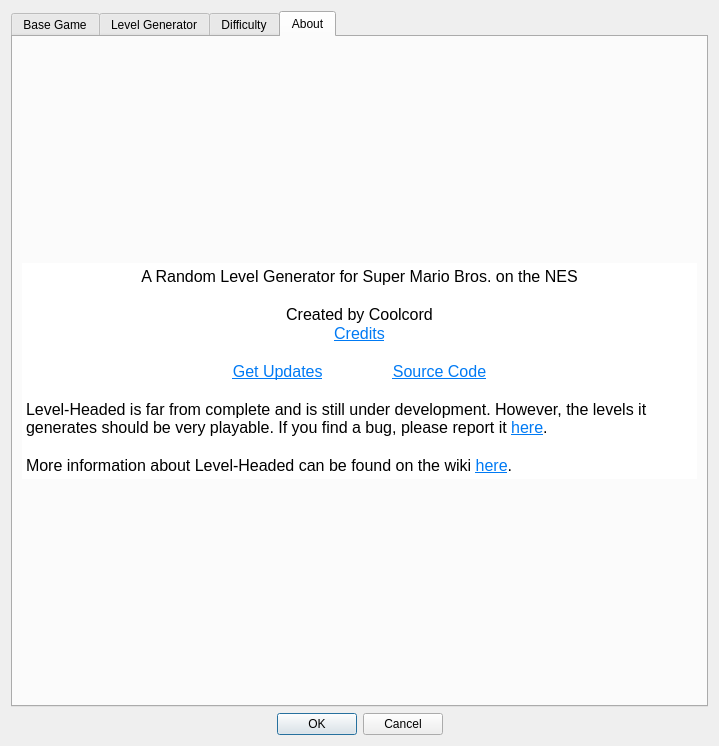
Before: the Qt Designer form SMB1/SMB1_Compliance_To_SMB1/Configure_Settings_Form.ui in Coolcord/Level-Headed, drawn with Qt 5.
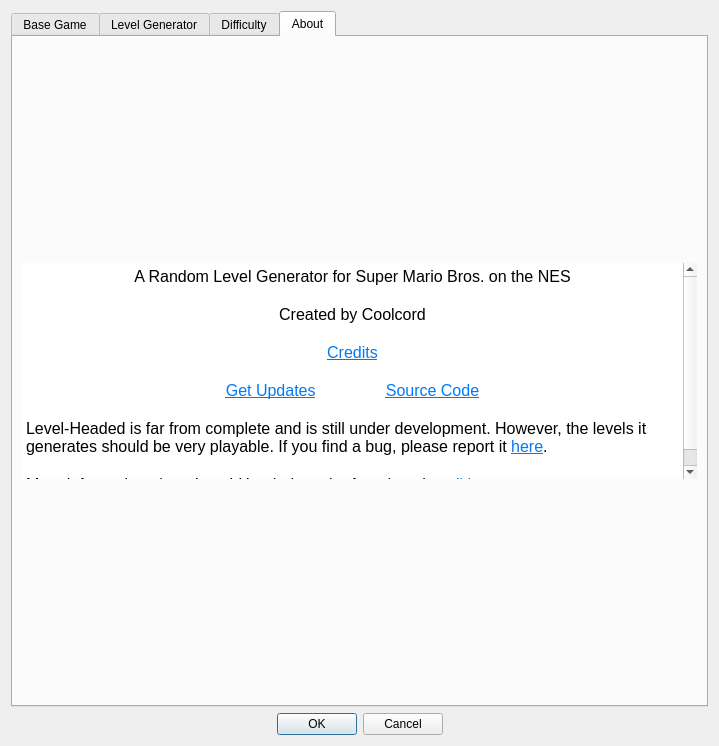
After: the same form once the commit is applied.

```diff
--- a/SMB1/SMB1_Compliance_To_SMB1/Configure_Settings_Form.ui
+++ b/SMB1/SMB1_Compliance_To_SMB1/Configure_Settings_Form.ui
@@ -1955,13 +1955,14 @@
 &lt;p align=&quot;center&quot; style=&quot; margin-top:0px; margin-bottom:0px; margin-left:0px; margin-right:0px; -qt-block-indent:0; text-indent:0px;&quot;&gt;&lt;span style=&quot; vertical-align:middle;&quot;&gt;A Random Level Generator for Super Mario Bros. on the NES&lt;/span&gt;&lt;/p&gt;
 &lt;p align=&quot;center&quot; style=&quot;-qt-paragraph-type:empty; margin-top:0px; margin-bottom:0px; margin-left:0px; margin-right:0px; -qt-block-indent:0; text-indent:0px; vertical-align:middle;&quot;&gt;&lt;br /&gt;&lt;/p&gt;
 &lt;p align=&quot;center&quot; style=&quot; margin-top:0px; margin-bottom:0px; margin-left:0px; margin-right:0px; -qt-block-indent:0; text-indent:0px;&quot;&gt;&lt;span style=&quot; vertical-align:middle;&quot;&gt;Created by Coolcord&lt;/span&gt;&lt;/p&gt;
+&lt;p align=&quot;center&quot; style=&quot;-qt-paragraph-type:empty; margin-top:0px; margin-bottom:0px; margin-left:0px; margin-right:0px; -qt-block-indent:0; text-indent:0px; vertical-align:middle;&quot;&gt;&lt;br /&gt;&lt;/p&gt;
 &lt;p align=&quot;center&quot; style=&quot; margin-top:0px; margin-bottom:0px; margin-left:0px; margin-right:0px; -qt-block-indent:0; text-indent:0px;&quot;&gt;&lt;a href=&quot;https://raw.githubusercontent.com/Coolcord/Level-Headed/master/Credits.txt&quot;&gt;&lt;span style=&quot; text-decoration: underline; color:#007af4;&quot;&gt;Credits&lt;/span&gt;&lt;/a&gt;&lt;/p&gt;
 &lt;p align=&quot;center&quot; style=&quot;-qt-paragraph-type:empty; margin-top:0px; margin-bottom:0px; margin-left:0px; margin-right:0px; -qt-block-indent:0; text-indent:0px; vertical-align:middle;&quot;&gt;&lt;br /&gt;&lt;/p&gt;
 &lt;p align=&quot;center&quot; style=&quot; margin-top:0px; margin-bottom:0px; margin-left:0px; margin-right:0px; -qt-block-indent:0; text-indent:0px;&quot;&gt;&lt;a href=&quot;https://github.com/Coolcord/Level-Headed/releases&quot;&gt;&lt;span style=&quot; text-decoration: underline; color:#007af4; vertical-align:middle;&quot;&gt;Get Updates&lt;/span&gt;&lt;/a&gt;&lt;span style=&quot; vertical-align:middle;&quot;&gt;	&lt;/span&gt;&lt;a href=&quot;https://github.com/Coolcord/Level-Headed&quot;&gt;&lt;span style=&quot; text-decoration: underline; color:#007af4; vertical-align:middle;&quot;&gt;Source Code&lt;/span&gt;&lt;/a&gt;&lt;/p&gt;
 &lt;p align=&quot;center&quot; style=&quot;-qt-paragraph-type:empty; margin-top:0px; margin-bottom:0px; margin-left:0px; margin-right:0px; -qt-block-indent:0; text-indent:0px; text-decoration: underline; color:#007af4; vertical-align:middle;&quot;&gt;&lt;br /&gt;&lt;/p&gt;
 &lt;p style=&quot; margin-top:0px; margin-bottom:0px; margin-left:0px; margin-right:0px; -qt-block-indent:0; text-indent:0px;&quot;&gt;&lt;span style=&quot; vertical-align:middle;&quot;&gt;Level-Headed is far from complete and is still under development. However, the levels it generates should be very playable. If you find a bug, please report it &lt;/span&gt;&lt;a href=&quot;https://github.com/Coolcord/Level-Headed/issues&quot;&gt;&lt;span style=&quot; text-decoration: underline; color:#007af4;&quot;&gt;here&lt;/span&gt;&lt;/a&gt;&lt;span style=&quot; vertical-align:middle;&quot;&gt;.&lt;/span&gt;&lt;/p&gt;
 &lt;p style=&quot;-qt-paragraph-type:empty; margin-top:0px; margin-bottom:0px; margin-left:0px; margin-right:0px; -qt-block-indent:0; text-indent:0px; vertical-align:middle;&quot;&gt;&lt;br /&gt;&lt;/p&gt;
-&lt;p style=&quot; margin-top:0px; margin-bottom:0px; margin-left:0px; margin-right:0px; -qt-block-indent:0; text-indent:0px;&quot;&gt;&lt;span style=&quot; vertical-align:middle;&quot;&gt;More information about Level-Headed can be found on the wiki &lt;/span&gt;&lt;a href=&quot;https://github.com/Coolcord/Level-Headed/wiki&quot;&gt;&lt;span style=&quot; text-decoration: underline; color:#007af4;&quot;&gt;here&lt;/span&gt;&lt;/a&gt;&lt;span style=&quot; vertical-align:middle;&quot;&gt;.&lt;/span&gt;&lt;/p&gt;&lt;/body&gt;&lt;/html&gt;</string>
+&lt;p style=&quot; margin-top:0px; margin-bottom:0px; margin-left:0px; margin-right:0px; -qt-block-indent:0; text-indent:0px;&quot;&gt;&lt;span style=&quot; vertical-align:middle;&quot;&gt;More information about Level-Headed can be found on the &lt;/span&gt;&lt;a href=&quot;https://github.com/Coolcord/Level-Headed/wiki&quot;&gt;&lt;span style=&quot; text-decoration: underline; color:#007af4;&quot;&gt;wiki&lt;/span&gt;&lt;/a&gt;&lt;span style=&quot; vertical-align:middle;&quot;&gt;.&lt;/span&gt;&lt;/p&gt;&lt;/body&gt;&lt;/html&gt;</string>
          </property>
          <property name="overwriteMode">
           <bool>false</bool>
```
